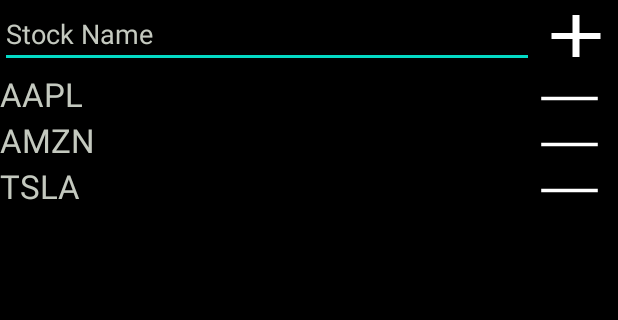
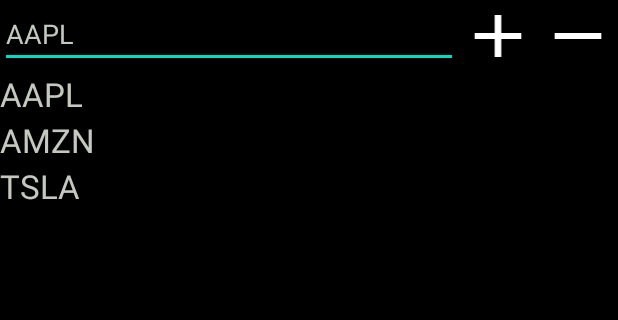
Before and after one commit to DMIT2504/dmit2504-e01-spring2020term-courseproject-Kononenkomg, an Android app: the AddDeleteStocks screen opened directly, with no data from a screen before it, after a tap on "AAPL", on a phone screen of 412 x 824 dp, the part 84-404 px from its top. Run offline under Robolectric (Android 15) with nearby library versions, the phone set to English and light mode, and no system bars.

Commit message:
add "remove" button for stock name from db

```diff
--- a/CourseProjectMaksymKononenko/app/src/main/java/ca/nait/dmit2504/courseproject/AddDeleteStocks.java
+++ b/CourseProjectMaksymKononenko/app/src/main/java/ca/nait/dmit2504/courseproject/AddDeleteStocks.java
@@ -10,6 +10,7 @@ import android.widget.AdapterView;
 import android.widget.Button;
 import android.widget.EditText;
 import android.widget.ListView;
+import android.widget.TextView;
 import android.widget.Toast;
 
 import org.json.JSONException;
@@ -27,7 +28,7 @@ public class AddDeleteStocks extends AppCompatActivity {
     private ListView addStockNamesList;
     private EditText addEneterStockName;
     private String metrics;
-    private String id;
+    private String selectedStock;
 
     @Override
     protected void onCreate(Bundle savedInstanceState) {
@@ -42,15 +43,9 @@ public class AddDeleteStocks extends AppCompatActivity {
         addStockNamesList.setOnItemClickListener(new AdapterView.OnItemClickListener() {
             @Override
             public void onItemClick(AdapterView<?> parent, View view, int position, long longId) {
-                Button stockButton = view.findViewById(R.id.add_delete_custom_button);
-                id = Long.toString(longId);
-                stockButton.setOnClickListener(new View.OnClickListener() {
-                    @Override
-                    public void onClick(View v) {
-                        addDbConnection.deleteStock(id);
-                        rebindListView();
-                    }
-                });
+                TextView selectedStockView = view.findViewById(R.id.add_delete_custom_stock_name);
+                selectedStock = selectedStockView.getText().toString();
+                addEneterStockName.setText(selectedStock);
             }
         });
 
@@ -132,4 +127,10 @@ public class AddDeleteStocks extends AppCompatActivity {
             Toast.makeText(AddDeleteStocks.this, "This stock name already exist", Toast.LENGTH_LONG).show();
         }
     }
+
+    public void removeStockItem(View v) {
+        addDbConnection.deleteStock(selectedStock);
+        rebindListView();
+        addEneterStockName.setText("");
+    }
 }
--- a/CourseProjectMaksymKononenko/app/src/main/java/ca/nait/dmit2504/courseproject/DbConnection.java
+++ b/CourseProjectMaksymKononenko/app/src/main/java/ca/nait/dmit2504/courseproject/DbConnection.java
@@ -85,11 +85,11 @@ class DbConnection extends SQLiteOpenHelper {
         }
     }
 
-    public void deleteStock(String id) {
+    public void deleteStock(String stock_name) {
         SQLiteDatabase db = getReadableDatabase();
 
         String queryStatement = "DELETE FROM " + TABLE_STOCKS
-                + " WHERE _id = " + id;
+                + " WHERE " + COLUMN_STOCK_NAME + " = '" + stock_name + "'";
         db.execSQL( queryStatement );
     }
 }
--- a/CourseProjectMaksymKononenko/app/src/main/res/layout/activity_add_delete_stocks.xml
+++ b/CourseProjectMaksymKononenko/app/src/main/res/layout/activity_add_delete_stocks.xml
@@ -15,13 +15,13 @@
 
         <EditText
             android:id="@+id/add_delete_activity_edittext"
-            android:layout_width="356dp"
+            android:layout_width="305dp"
             android:layout_height="wrap_content"
             android:ems="10"
             android:hint="@string/add_delete_activity_stock_name"
             android:inputType="textPersonName"
-            android:textColorHint="@color/colorLightGrey"
-            android:textColor="@color/colorLightGrey" />
+            android:textColor="@color/colorLightGrey"
+            android:textColorHint="@color/colorLightGrey" />
 
         <Button
             android:id="@+id/button2"
@@ -30,6 +30,14 @@
             android:layout_weight="1"
             android:background="@drawable/ic_baseline_add_24"
             android:onClick="addStockToDb" />
+
+        <Button
+            android:id="@+id/button3"
+            android:layout_width="wrap_content"
+            android:layout_height="wrap_content"
+            android:layout_weight="1"
+            android:background="@drawable/ic_baseline_remove_24"
+            android:onClick="removeStockItem" />
     </LinearLayout>
 
     <ListView
--- a/CourseProjectMaksymKononenko/app/src/main/res/layout/add_delete_custom_layout.xml
+++ b/CourseProjectMaksymKononenko/app/src/main/res/layout/add_delete_custom_layout.xml
@@ -6,16 +6,9 @@
 
     <TextView
         android:id="@+id/add_delete_custom_stock_name"
-        android:layout_width="347dp"
+        android:layout_width="match_parent"
         android:layout_height="wrap_content"
         android:textColor="@color/colorLightGrey"
         android:textSize="22dp" />
 
-    <Button
-        android:id="@+id/add_delete_custom_button"
-        android:layout_width="wrap_content"
-        android:layout_height="27dp"
-        android:layout_weight="1"
-        android:background="@drawable/ic_baseline_remove_24" />
-
 </LinearLayout>
```
